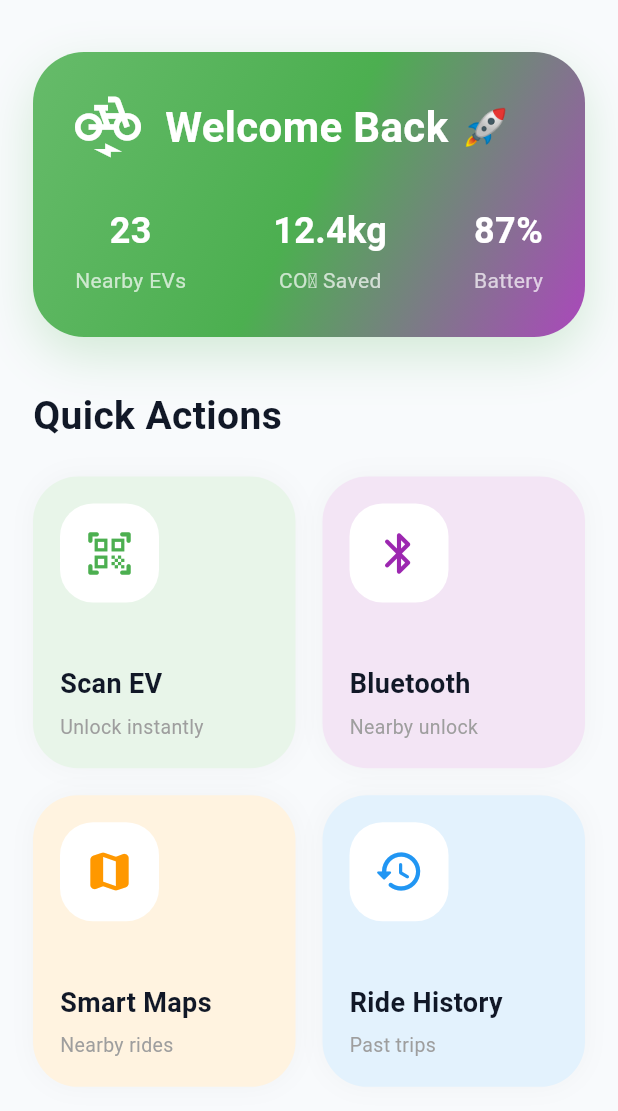
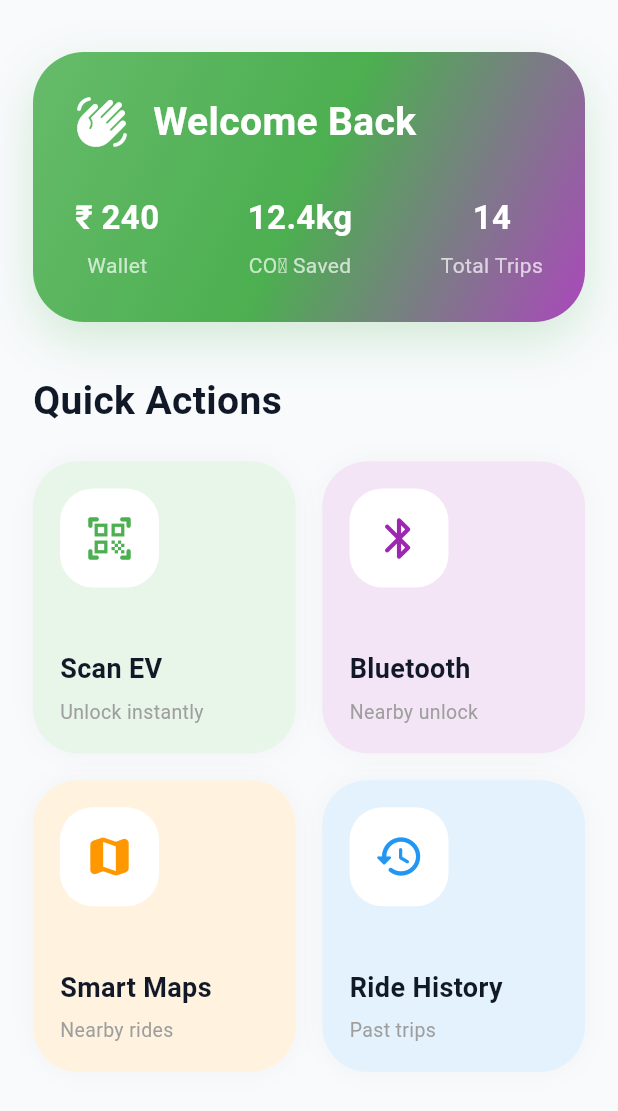
Before and after one commit to Raunakkumar98017/Evegah-Rider-App, a Flutter app: the DashboardScreen screen opened directly, on a phone screen of 412 x 824 dp, the part 125-1236 px from its top. Run offline on Flutter 3.47's test engine with Material 3 defaults, Android fonts, the phone set to English and light mode, and no system bars; our stand-ins replace file_picker, flutter_blue_plus, geolocator, google_maps_flutter, image_picker, shared_preferences; missing offline and left inert: google_maps_cluster_manager, mobile_scanner; accounts and stored records are empty.

Commit message:
feat(dashboard): implement dynamic hero cards for active and idle states

```diff
--- a/lib/features/dashboard/presentation/screens/dashboard_screen.dart
+++ b/lib/features/dashboard/presentation/screens/dashboard_screen.dart
@@ -9,133 +9,82 @@ class DashboardScreen extends StatefulWidget {
   const DashboardScreen({super.key});
 
   @override
-  State<DashboardScreen> createState() =>
-      _DashboardScreenState();
+  State<DashboardScreen> createState() => _DashboardScreenState();
 }
 
-class _DashboardScreenState
-    extends State<DashboardScreen> {
+class _DashboardScreenState extends State<DashboardScreen> {
+  int selectedIndex = 0;
 
-  int selectedIndex = 0;
+  // 🚨 UI TOGGLE: Change this to 'true' to see the Active Ride dashboard!
+  // Later, this will be controlled by your backend API (getLastRideBookingDetails)
+  bool hasActiveRide = false;
 
   @override
   Widget build(BuildContext context) {
-
     return Scaffold(
-      backgroundColor:
-          const Color(0xFFF8FAFC),
-
+      backgroundColor: const Color(0xFFF8FAFC),
       body: SafeArea(
         child: SingleChildScrollView(
-
           padding: EdgeInsets.only(
             left: 22,
             right: 22,
             top: 18,
-            bottom:
-                MediaQuery.of(context)
-                    .padding
-                    .bottom +
-                120,
+            bottom: MediaQuery.of(context).padding.bottom + 120,
           ),
-
           child: Column(
-            crossAxisAlignment:
-                CrossAxisAlignment.start,
-
+            crossAxisAlignment: CrossAxisAlignment.start,
             children: [
-
-              // TOP BAR
+              // --- TOP BAR ---
               Row(
-                mainAxisAlignment:
-                    MainAxisAlignment
-                        .spaceBetween,
-
+                mainAxisAlignment: MainAxisAlignment.spaceBetween,
                 children: [
-
                   Column(
-                    crossAxisAlignment:
-                        CrossAxisAlignment
-                            .start,
-
+                    crossAxisAlignment: CrossAxisAlignment.start,
                     children: const [
-
                       Text(
                         "⚡ EVegah Rider",
-
                         style: TextStyle(
-                          color:
-                              Color(0xFF111827),
-
+                          color: Color(0xFF111827),
                           fontSize: 30,
-
-                          fontWeight:
-                              FontWeight.w800,
+                          fontWeight: FontWeight.w800,
                         ),
                       ),
-
                       SizedBox(height: 6),
-
                       Text(
                         "Ride Smart. Ride Green.",
-
                         style: TextStyle(
-                          color:
-                              Colors.grey,
-
+                          color: Colors.grey,
                           fontSize: 15,
                         ),
                       ),
                     ],
                   ),
-
                   GestureDetector(
                     onTap: () {
-
                       Navigator.push(
                         context,
-
                         MaterialPageRoute(
-                          builder: (context) =>
-                              const CreateProfileScreen(),
+                          builder: (context) => const CreateProfileScreen(),
                         ),
                       );
                     },
-
                     child: Container(
-                      padding:
-                          const EdgeInsets.all(
-                        3,
-                      ),
-
+                      padding: const EdgeInsets.all(3),
                       decoration: BoxDecoration(
-                        shape:
-                            BoxShape.circle,
-
-                        gradient:
-                            LinearGradient(
+                        shape: BoxShape.circle,
+                        gradient: LinearGradient(
                           colors: [
-                            Colors.green
-                                .shade400,
-
-                            Colors.purple
-                                .shade300,
+                            Colors.green.shade400,
+                            Colors.purple.shade300,
                           ],
                         ),
                       ),
-
                       child: const CircleAvatar(
                         radius: 27,
-
-                        backgroundColor:
-                            Colors.white,
-
+                        backgroundColor: Colors.white,
                         child: Icon(
                           Icons.person,
-
-                          color:
-                              Color(0xFF22C55E),
-
+                          color: Color(0xFF22C55E),
                           size: 30,
                         ),
                       ),
@@ -146,267 +95,86 @@ class _DashboardScreenState
 
               const SizedBox(height: 30),
 
-              // HERO CARD
-              Container(
-                width: double.infinity,
-
-                padding:
-                    const EdgeInsets.all(
-                  28,
-                ),
-
-                decoration: BoxDecoration(
-                  borderRadius:
-                      BorderRadius.circular(
-                    34,
-                  ),
-
-                  gradient:
-                      LinearGradient(
-                    begin: Alignment.topLeft,
-                    end:
-                        Alignment.bottomRight,
-
-                    colors: [
-                      Colors.green
-                          .shade400,
-
-                      Colors.green
-                          .shade500,
-
-                      Colors.purple
-                          .shade400,
-                    ],
-                  ),
-
-                  boxShadow: [
-                    BoxShadow(
-                      color:
-                          Colors.green
-                              .withOpacity(
-                        0.22,
-                      ),
-
-                      blurRadius: 28,
-
-                      offset:
-                          const Offset(0, 12),
-                    ),
-                  ],
-                ),
-
-                child: Column(
-                  crossAxisAlignment:
-                      CrossAxisAlignment
-                          .start,
-
-                  children: [
-
-                    Row(
-                      children: const [
-
-                        Icon(
-                          Icons.electric_bike,
-
-                          color:
-                              Colors.white,
-
-                          size: 44,
-                        ),
-
-                        SizedBox(width: 16),
-
-                        Expanded(
-                          child: Text(
-                            "Welcome Back 🚀",
-
-                            style: TextStyle(
-                              color:
-                                  Colors.white,
-
-                              fontSize: 28,
-
-                              fontWeight:
-                                  FontWeight.bold,
-                            ),
-                          ),
-                        ),
-                      ],
-                    ),
-
-                    const SizedBox(height: 30),
-
-                    Row(
-                      mainAxisAlignment:
-                          MainAxisAlignment
-                              .spaceBetween,
-
-                      children: [
-
-                        buildHeroStat(
-                          "23",
-                          "Nearby EVs",
-                        ),
-
-                        buildHeroStat(
-                          "12.4kg",
-                          "CO₂ Saved",
-                        ),
-
-                        buildHeroStat(
-                          "87%",
-                          "Battery",
-                        ),
-                      ],
-                    ),
-                  ],
-                ),
-              ),
+              // --- 🚨 DYNAMIC HERO CARD ---
+              // This automatically changes depending on if the user is riding or not!
+              hasActiveRide ? _buildActiveRideCard() : _buildIdleCard(),
 
               const SizedBox(height: 34),
 
+              // --- QUICK ACTIONS ---
               const Text(
                 "Quick Actions",
-
                 style: TextStyle(
-                  color:
-                      Color(0xFF111827),
-
+                  color: Color(0xFF111827),
                   fontSize: 26,
-
-                  fontWeight:
-                      FontWeight.bold,
+                  fontWeight: FontWeight.bold,
                 ),
               ),
-
               const SizedBox(height: 22),
 
               GridView.count(
-                physics:
-                    const NeverScrollableScrollPhysics(),
-
+                physics: const NeverScrollableScrollPhysics(),
                 shrinkWrap: true,
-
                 crossAxisCount: 2,
-
                 crossAxisSpacing: 18,
                 mainAxisSpacing: 18,
-
                 childAspectRatio: 0.90,
-
                 children: [
-
                   buildActionCard(
                     context,
-
-                    icon:
-                        Icons.qr_code_scanner_rounded,
-
-                    title:
-                        "Scan EV",
-
-                    subtitle:
-                        "Unlock instantly",
-
-                    color:
-                        Colors.green,
-
-                    bg:
-                        Colors.green.shade50,
-
+                    icon: Icons.qr_code_scanner_rounded,
+                    title: "Scan EV",
+                    subtitle: "Unlock instantly",
+                    color: Colors.green,
+                    bg: Colors.green.shade50,
                     onTap: () {
-
                       Navigator.push(
                         context,
-
                         MaterialPageRoute(
-                          builder: (context) =>
-                              const ScanQrScreen(),
+                          builder: (context) => const ScanQrScreen(),
                         ),
                       );
                     },
                   ),
-
                   buildActionCard(
                     context,
-
-                    icon:
-                        Icons.bluetooth_rounded,
-
-                    title:
-                        "Bluetooth",
-
-                    subtitle:
-                        "Nearby unlock",
-
-                    color:
-                        Colors.purple,
-
-                    bg:
-                        Colors.purple.shade50,
-
+                    icon: Icons.bluetooth_rounded,
+                    title: "Bluetooth",
+                    subtitle: "Nearby unlock",
+                    color: Colors.purple,
+                    bg: Colors.purple.shade50,
                     onTap: () {
-
                       Navigator.push(
                         context,
-
                         MaterialPageRoute(
-                          builder: (context) =>
-                              const BluetoothUnlockScreen(),
+                          builder: (context) => const BluetoothUnlockScreen(),
                         ),
                       );
                     },
                   ),
-
                   buildActionCard(
                     context,
-
-                    icon:
-                        Icons.map_rounded,
-
-                    title:
-                        "Smart Maps",
-
-                    subtitle:
-                        "Nearby rides",
-
-                    color:
-                        Colors.orange,
-
-                    bg:
-                        Colors.orange.shade50,
-
+                    icon: Icons.map_rounded,
+                    title: "Smart Maps",
+                    subtitle: "Nearby rides",
+                    color: Colors.orange,
+                    bg: Colors.orange.shade50,
                     onTap: () {
-
                       Navigator.push(
                         context,
-
                         MaterialPageRoute(
-                          builder: (context) =>
-                              const MapDiscoveryScreen(),
+                          builder: (context) => const MapDiscoveryScreen(),
                         ),
                       );
                     },
                   ),
-
                   buildActionCard(
                     context,
-
-                    icon:
-                        Icons.history_rounded,
-
-                    title:
-                        "Ride History",
-
-                    subtitle:
-                        "Past trips",
-
-                    color:
-                        Colors.blue,
-
-                    bg:
-                        Colors.blue.shade50,
-
+                    icon: Icons.history_rounded,
+                    title: "Ride History",
+                    subtitle: "Past trips",
+                    color: Colors.blue,
+                    bg: Colors.blue.shade50,
                     onTap: () {},
                   ),
                 ],
@@ -418,35 +186,162 @@ class _DashboardScreenState
     );
   }
 
-  Widget buildHeroStat(
-    String value,
-    String label,
-  ) {
+  // ---------------------------------------------------------------------------
+  // 🚨 NEW WIDGET: The Idle Card (Shows Wallet & Stats)
+  // ---------------------------------------------------------------------------
+  Widget _buildIdleCard() {
+    return Container(
+      width: double.infinity,
+      padding: const EdgeInsets.all(28),
+      decoration: BoxDecoration(
+        borderRadius: BorderRadius.circular(34),
+        gradient: LinearGradient(
+          begin: Alignment.topLeft,
+          end: Alignment.bottomRight,
+          colors: [
+            Colors.green.shade400,
+            Colors.green.shade500,
+            Colors.purple.shade400,
+          ],
+        ),
+        boxShadow: [
+          BoxShadow(
+            color: Colors.green.withOpacity(0.22),
+            blurRadius: 28,
+            offset: const Offset(0, 12),
+          ),
+        ],
+      ),
+      child: Column(
+        crossAxisAlignment: CrossAxisAlignment.start,
+        children: [
+          Row(
+            children: const [
+              Icon(Icons.waving_hand_rounded, color: Colors.white, size: 36),
+              SizedBox(width: 16),
+              Expanded(
+                child: Text(
+                  "Welcome Back",
+                  style: TextStyle(
+                    color: Colors.white,
+                    fontSize: 26,
+                    fontWeight: FontWeight.bold,
+                  ),
+                ),
+              ),
+            ],
+          ),
+          const SizedBox(height: 30),
+          Row(
+            mainAxisAlignment: MainAxisAlignment.spaceBetween,
+            children: [
+              // Makes much more sense! Wallet balance is crucial before starting a ride.
+              buildHeroStat("₹ 240", "Wallet"),
+              buildHeroStat("12.4kg", "CO₂ Saved"),
+              buildHeroStat("14", "Total Trips"),
+            ],
+          ),
+        ],
+      ),
+    );
+  }
 
+  // ---------------------------------------------------------------------------
+  // 🚨 NEW WIDGET: The Active Ride Card (Shows Live Ride Data)
+  // ---------------------------------------------------------------------------
+  Widget _buildActiveRideCard() {
+    return Container(
+      width: double.infinity,
+      padding: const EdgeInsets.all(28),
+      decoration: BoxDecoration(
+        borderRadius: BorderRadius.circular(34),
+        gradient: LinearGradient(
+          begin: Alignment.topLeft,
+          end: Alignment.bottomRight,
+          colors: [
+            const Color(0xFF1E1452), // Deep Evegah Purple
+            Colors.blue.shade800,
+          ],
+        ),
+        boxShadow: [
+          BoxShadow(
+            color: const Color(0xFF1E1452).withOpacity(0.3),
+            blurRadius: 28,
+            offset: const Offset(0, 12),
+          ),
+        ],
+      ),
+      child: Column(
+        crossAxisAlignment: CrossAxisAlignment.start,
+        children: [
+          Row(
+            children: const [
+              Icon(Icons.electric_bike, color: Colors.white, size: 40),
+              SizedBox(width: 16),
+              Expanded(
+                child: Text(
+                  "Ride in Progress",
+                  style: TextStyle(
+                    color: Colors.white,
+                    fontSize: 24,
+                    fontWeight: FontWeight.bold,
+                  ),
+                ),
+              ),
+              // Optional: Add a pulsing green dot to show it's "Live"
+              Icon(Icons.circle, color: Colors.greenAccent, size: 12),
+            ],
+          ),
+          const SizedBox(height: 24),
+          Row(
+            mainAxisAlignment: MainAxisAlignment.spaceBetween,
+            children: [
+              buildHeroStat("14:02", "Duration"),
+              buildHeroStat("87%", "Battery"),
+              buildHeroStat("2.4km", "Distance"),
+            ],
+          ),
+          const SizedBox(height: 24),
+          // A mini button to jump straight to the Ride Map/Dashboard
+          SizedBox(
+            width: double.infinity,
+            height: 48,
+            child: ElevatedButton(
+              onPressed: () {
+                // Navigate to the live Ride Screen
+              },
+              style: ElevatedButton.styleFrom(
+                backgroundColor: Colors.white.withOpacity(0.2),
+                elevation: 0,
+                shape: RoundedRectangleBorder(borderRadius: BorderRadius.circular(16)),
+              ),
+              child: const Text("View Live Ride", style: TextStyle(color: Colors.white, fontSize: 16, fontWeight: FontWeight.bold)),
+            ),
+          )
+        ],
+      ),
+    );
+  }
+
+  // ---------------------------------------------------------------------------
+  // HELPER METHODS (Unchanged)
+  // ---------------------------------------------------------------------------
+  Widget buildHeroStat(String value, String label) {
     return Column(
       children: [
-
         Text(
           value,
-
           style: const TextStyle(
             color: Colors.white,
-
-            fontSize: 24,
-
-            fontWeight:
-                FontWeight.bold,
+            fontSize: 22,
+            fontWeight: FontWeight.bold,
           ),
         ),
-
         const SizedBox(height: 6),
-
         Text(
           label,
-
           style: const TextStyle(
             color: Colors.white70,
-
             fontSize: 14,
           ),
         ),
@@ -463,101 +358,49 @@ class _DashboardScreenState
     required Color bg,
     required VoidCallback onTap,
   }) {
-
     return GestureDetector(
       onTap: onTap,
-
       child: Container(
-        padding:
-            const EdgeInsets.all(
-          18,
-        ),
-
+        padding: const EdgeInsets.all(18),
         decoration: BoxDecoration(
           color: bg,
-
-          borderRadius:
-              BorderRadius.circular(
-            30,
-          ),
-
+          borderRadius: BorderRadius.circular(30),
           boxShadow: [
             BoxShadow(
-              color:
-                  Colors.black
-                      .withOpacity(
-                0.03,
-              ),
-
+              color: Colors.black.withOpacity(0.03),
               blurRadius: 14,
             ),
           ],
         ),
-
         child: Column(
-          crossAxisAlignment:
-              CrossAxisAlignment.start,
-
+          crossAxisAlignment: CrossAxisAlignment.start,
           children: [
-
             Container(
-              padding:
-                  const EdgeInsets.all(
-                16,
-              ),
-
+              padding: const EdgeInsets.all(16),
               decoration: BoxDecoration(
                 color: Colors.white,
-
-                borderRadius:
-                    BorderRadius.circular(
-                  22,
-                ),
+                borderRadius: BorderRadius.circular(22),
               ),
-
-              child: Icon(
-                icon,
-
-                color: color,
-
-                size: 34,
+              child: Icon(icon, color: color, size: 34),
+            ),
+            const Spacer(),
+            Text(
+              title,
+              maxLines: 1,
+              overflow: TextOverflow.ellipsis,
+              style: const TextStyle(
+                color: Color(0xFF111827),
+                fontSize: 18,
+                fontWeight: FontWeight.bold,
               ),
             ),
-
-            const Spacer(),
-
-            Text(
-              title,
-
-              maxLines: 1,
-
-              overflow:
-                  TextOverflow.ellipsis,
-
-              style: const TextStyle(
-                color:
-                    Color(0xFF111827),
-
-                fontSize: 18,
-
-                fontWeight:
-                    FontWeight.bold,
-              ),
-            ),
-
             const SizedBox(height: 6),
-
             Text(
               subtitle,
-
               maxLines: 2,
-
-              overflow:
-                  TextOverflow.ellipsis,
-
+              overflow: TextOverflow.ellipsis,
               style: const TextStyle(
                 color: Colors.grey,
-
                 fontSize: 13,
               ),
             ),
```
